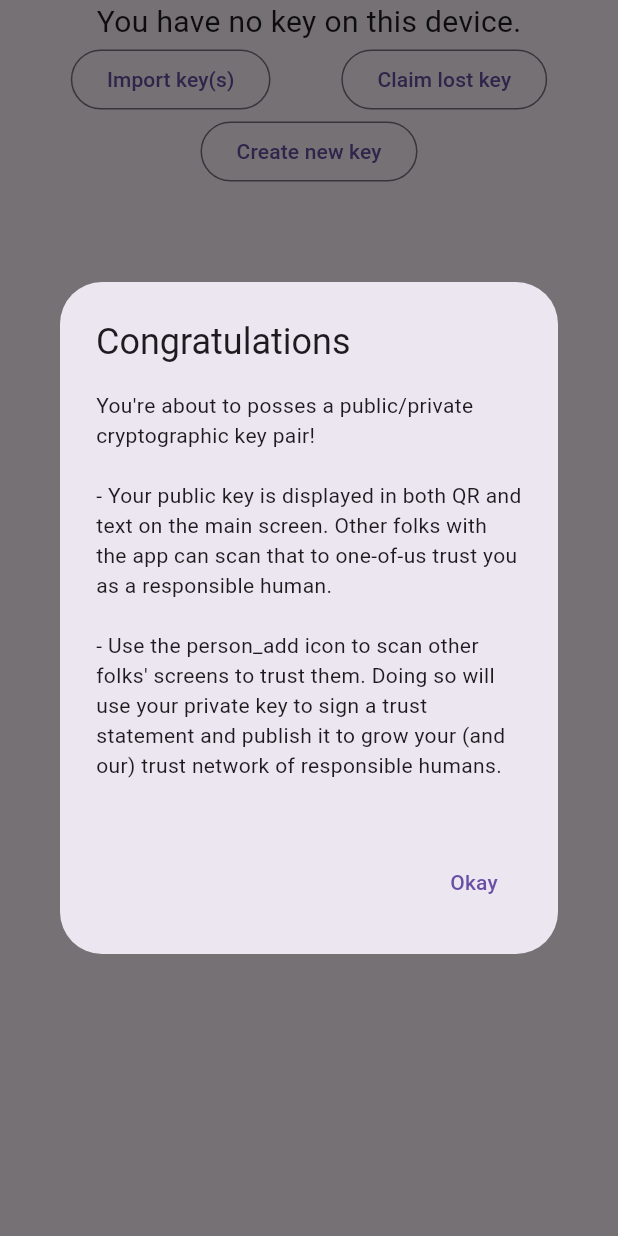
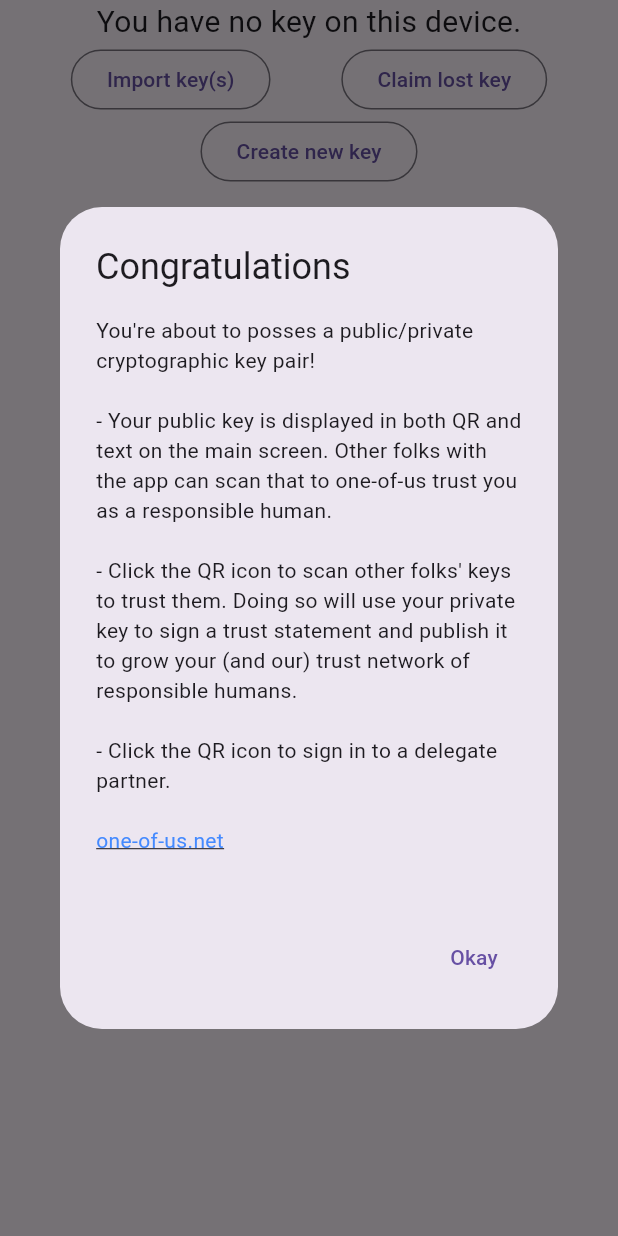
Before and after one commit to YotamAviv/oneofus, a Flutter app: the screen it shows after launch, after a tap on "Create new key", on a phone screen of 412 x 824 dp. Run offline on Flutter 3.47's test engine with Material 3 defaults, Android fonts, the phone set to English and light mode, and no system bars; drawn by our look-alikes of flutter_linkify, loader_overlay; our stand-ins replace cloud_firestore, convert, flutter_secure_storage, google_fonts, package_info_plus, qr_flutter and 1 more; missing offline and left inert: cryptography, fake_cloud_firestore, jwk, mobile_scanner; accounts and stored records are empty.

Commit message:
one scan button, text changes.

```diff
--- a/lib/base/base.dart
+++ b/lib/base/base.dart
@@ -104,7 +104,11 @@ https://manual#replace''',
 
 - Your public key is displayed in both QR and text on the main screen. Other folks with the app can scan that to one-of-us trust you as a responsible human.
 
-- Use the person_add icon to scan other folks' screens to trust them. Doing so will use your private key to sign a trust statement and publish it to grow your (and our) trust network of responsible humans.
+- Click the QR icon to scan other folks' keys to trust them. Doing so will use your private key to sign a trust statement and publish it to grow your (and our) trust network of responsible humans.
+
+- Click the QR icon to sign in to a delegate partner.
+
+https://one-of-us.net
 ''',
                     ['Okay'],
                     context);
--- a/lib/base/menus.dart
+++ b/lib/base/menus.dart
@@ -118,14 +118,32 @@ Widget buildHelpMenu(context) {
     MenuItemButton(
         onPressed: () async {
           await alert(
+              'Congratulations',
+              '''You posses a public/private cryptographic key pair!
+
+- Your public key is displayed in both QR and text on the main screen. Other folks with the app can scan that to one-of-us trust you as a responsible human.
+
+- Click the QR icon to scan other folks' keys to trust them. Doing so will use your private key to sign a trust statement and publish it to grow your (and our) trust network of responsible humans.
+
+- Click the QR icon to sign in to a delegate partner.
+
+https://one-of-us.net
+''',
+              ['Okay'],
+              context);
+        },
+        child: const Text('Congratulations')),
+    MenuItemButton(
+        onPressed: () async {
+          await alert(
               'Main screen',
               '''The QR code front and center is your public key (the gibberish below is the text).
 
 Your public/private key pair is stored on your phone and is used to sign and publish trust statements.
 
-Click the person_add icon (bottom right) to scan someone else's public key to one-of-us trust them.
+Click the QR icon (bottom right) to scan someone else's public key to one-of-us trust them.
 
-Click login icon (second from right) to sign in to a partner (the Nerd'ster) as yourself''',
+Click the QR icon (bottom right) to sign in to a delegate partner (the Nerd'ster) as yourself''',
               ['Okay'],
               context);
         },
--- a/lib/base/sign_in.dart
+++ b/lib/base/sign_in.dart
@@ -13,7 +13,7 @@ import '../oneofus/util.dart';
 
 final FirebaseFirestore _nerdsterFire = NerdsterFire.nerdsterFirestore;
 
-Future<bool> scannerSignInValidate(String text) async {
+Future<bool> validateSignIn(String text) async {
   try {
     Json received = jsonDecode(text);
     String session = received['session']!;
--- a/lib/delegate_keys_route.dart
+++ b/lib/delegate_keys_route.dart
@@ -106,7 +106,7 @@ Future<Jsonish?> createNewDelegateKey(String? domain, BuildContext context) asyn
 
 Future<Jsonish?> claimDelegateKey(BuildContext context) async {
   String? scanned =
-      await QrScanner.scan('Scan a public key QR code', validatePublicKeyJson, context);
+      await QrScanner.scan('Scan a public key QR code', validateKey, context);
   if (b(scanned)) {
     Json subjectKeyJson = await parsePublicKey(scanned!);
     return await stateClaimDelegateKey(subjectKeyJson, context);
--- a/lib/oneofus_keys_route.dart
+++ b/lib/oneofus_keys_route.dart
@@ -70,7 +70,7 @@ https://manual#replace''',
 
 Future<Jsonish?> claimKey(BuildContext context) async {
   String? scanned =
-      await QrScanner.scan('public key QR code to replace', validatePublicKeyJson, context);
+      await QrScanner.scan('public key QR code to replace', validateKey, context);
   if (b(scanned)) {
     Json subjectKeyJson = await parsePublicKey(scanned!);
     // NOTE: The check for context.mounted (see below) breaks things.
--- a/lib/trusts_route.dart
+++ b/lib/trusts_route.dart
@@ -15,8 +15,8 @@ import 'statement_action_picker.dart';
 import 'widgets/qr_scanner.dart';
 
 String _descTop0 = '''You reference other folks' public keys in {trust, block} statements:
-Trust: {human, capable, acting in good faith}
-Block: {bots, spammers, and other bad actors}
+Trust: [human, capable, acting in good faith]
+Block: [bots, spammers, bad actors, careless, confused, ...]
 These statements form your (and our) one-of-us network.''';
 
 String _descBottom = '''.''';
```
Also changed, not shown: lib/base/fancy_splash.dart (+18 -18 lines), lib/widgets/qr_scanner.dart (+5 -4 lines).
